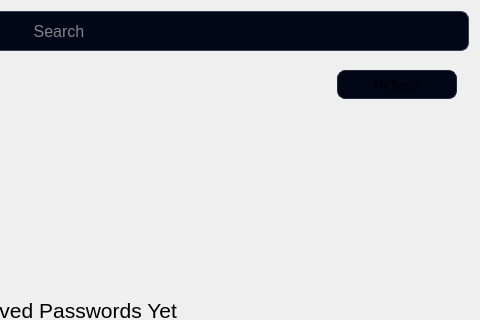
Before: the Qt Designer form src/ui/DashboardPage.ui in Arjun-korde/Securevault-Password-Manager, drawn with Qt 5; both pictures show x 362 to 842 and y 0 to 320 of the 842 by 582 pixel window.
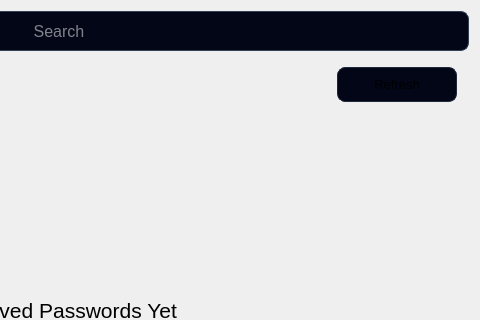
After: the same form once the commit is applied.

Commit message: minor bug fix in dashboard UI and user onboarding

Patch:
```diff
--- a/src/ui/DashboardPage.ui
+++ b/src/ui/DashboardPage.ui
@@ -198,6 +198,18 @@
         </item>
         <item>
          <widget class="QPushButton" name="refreshPasswordListButton">
+          <property name="minimumSize">
+           <size>
+            <width>0</width>
+            <height>35</height>
+           </size>
+          </property>
+          <property name="maximumSize">
+           <size>
+            <width>16777215</width>
+            <height>35</height>
+           </size>
+          </property>
           <property name="cursor">
            <cursorShape>PointingHandCursor</cursorShape>
           </property>
```
Left out of the diff: 2 changed lines with no effect on the pictures. The commit also changes 3 other files.
